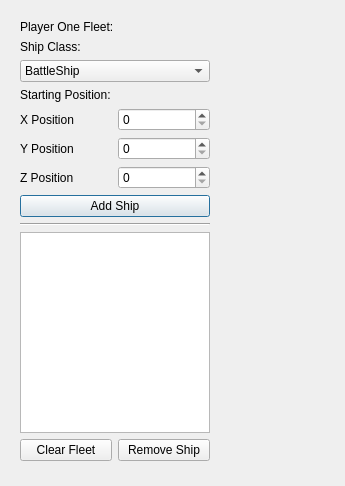
Before: the Qt Designer form teamonemenu.ui in BenjaminHCheung/Starship-Chess, drawn with Qt 5.
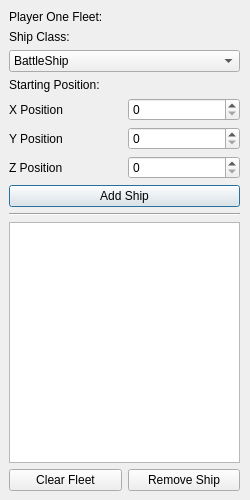
After: the same form once the commit is applied.

Commit message: tried to fix the size of the gui though it did not work

What changed in the file:
```diff
--- a/teamonemenu.ui
+++ b/teamonemenu.ui
@@ -6,8 +6,8 @@
    <rect>
     <x>0</x>
     <y>0</y>
-    <width>345</width>
-    <height>486</height>
+    <width>250</width>
+    <height>500</height>
    </rect>
   </property>
   <property name="windowTitle">
@@ -16,10 +16,10 @@
   <widget class="QWidget" name="verticalLayoutWidget">
    <property name="geometry">
     <rect>
-     <x>20</x>
-     <y>20</y>
-     <width>190</width>
-     <height>441</height>
+     <x>9</x>
+     <y>10</y>
+     <width>231</width>
+     <height>481</height>
     </rect>
    </property>
    <layout class="QVBoxLayout" name="verticalLayout">
```
The commit also changes 4 other files.
